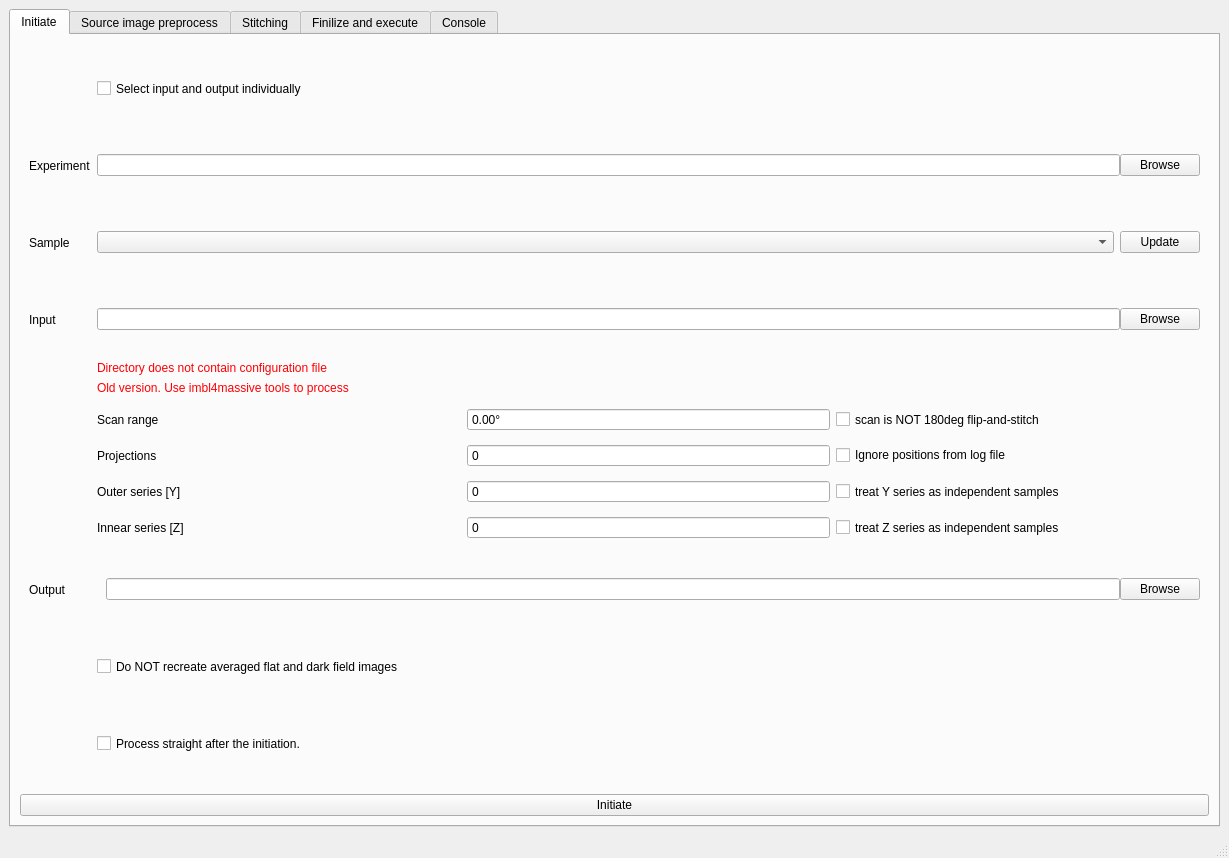
Qt form share/imbl-ui.ui (AustralianSynchrotron/imblproc) before a commit.
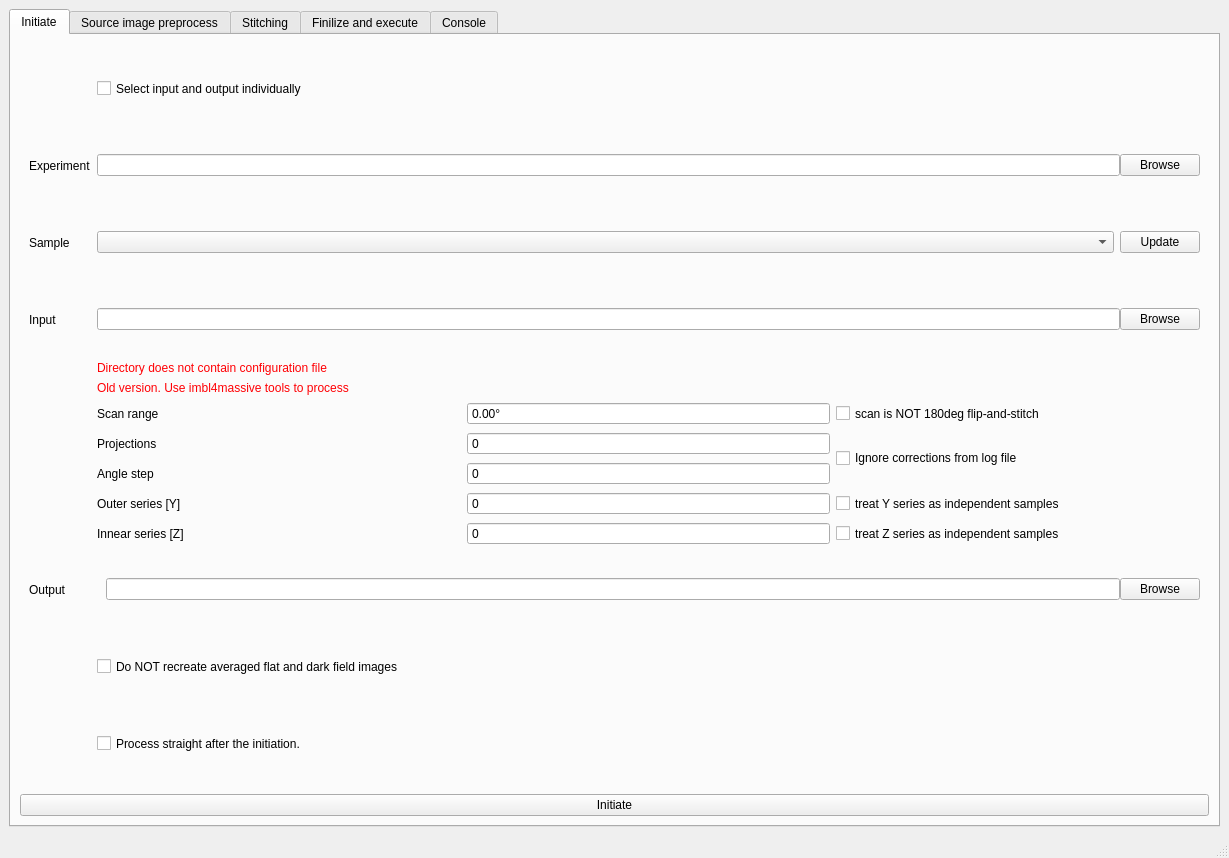
The same form after that commit. Icons and pictures are not drawn.

```diff
--- a/share/imbl-ui.ui
+++ b/share/imbl-ui.ui
@@ -145,27 +145,6 @@
            </item>
            <item row="6" column="1" rowspan="2">
             <layout class="QGridLayout" name="gridLayout_2" columnstretch="0,0,0">
-             <item row="3" column="0">
-              <widget class="QLabel" name="label_5">
-               <property name="text">
-                <string>Projections</string>
-               </property>
-              </widget>
-             </item>
-             <item row="5" column="0">
-              <widget class="QLabel" name="zlabel">
-               <property name="text">
-                <string>Innear series [Z]</string>
-               </property>
-              </widget>
-             </item>
-             <item row="4" column="0">
-              <widget class="QLabel" name="ylabel">
-               <property name="text">
-                <string>Outer series [Y]</string>
-               </property>
-              </widget>
-             </item>
              <item row="2" column="0">
               <widget class="QLabel" name="label_3">
                <property name="text">
@@ -173,20 +152,20 @@
                </property>
               </widget>
              </item>
-             <item row="4" column="2">
-              <widget class="QCheckBox" name="yIndependent">
-               <property name="sizePolicy">
-                <sizepolicy hsizetype="Minimum" vsizetype="Preferred">
-                 <horstretch>0</horstretch>
-                 <verstretch>0</verstretch>
-                </sizepolicy>
+             <item row="6" column="1">
+              <widget class="QSpinBox" name="zs">
+               <property name="readOnly">
+                <bool>true</bool>
                </property>
-               <property name="text">
-                <string>treat Y series as independent samples</string>
+               <property name="buttonSymbols">
+                <enum>QAbstractSpinBox::NoButtons</enum>
+               </property>
+               <property name="maximum">
+                <number>999</number>
                </property>
               </widget>
              </item>
-             <item row="5" column="2">
+             <item row="6" column="2">
               <widget class="QCheckBox" name="zIndependent">
                <property name="sizePolicy">
                 <sizepolicy hsizetype="Minimum" vsizetype="Preferred">
@@ -199,19 +178,6 @@
                </property>
               </widget>
              </item>
-             <item row="2" column="2">
-              <widget class="QCheckBox" name="notFnS">
-               <property name="sizePolicy">
-                <sizepolicy hsizetype="Minimum" vsizetype="Preferred">
-                 <horstretch>0</horstretch>
-                 <verstretch>0</verstretch>
-                </sizepolicy>
-               </property>
-               <property name="text">
-                <string>scan is NOT 180deg flip-and-stitch</string>
-               </property>
-              </widget>
-             </item>
              <item row="2" column="1">
               <widget class="QDoubleSpinBox" name="scanRange">
                <property name="readOnly">
@@ -228,6 +194,66 @@
                </property>
               </widget>
              </item>
+             <item row="5" column="0">
+              <widget class="QLabel" name="ylabel">
+               <property name="text">
+                <string>Outer series [Y]</string>
+               </property>
+              </widget>
+             </item>
+             <item row="5" column="2">
+              <widget class="QCheckBox" name="yIndependent">
+               <property name="sizePolicy">
+                <sizepolicy hsizetype="Minimum" vsizetype="Preferred">
+                 <horstretch>0</horstretch>
+                 <verstretch>0</verstretch>
+                </sizepolicy>
+               </property>
+               <property name="text">
+                <string>treat Y series as independent samples</string>
+               </property>
+              </widget>
+             </item>
+             <item row="2" column="2">
+              <widget class="QCheckBox" name="notFnS">
+               <property name="sizePolicy">
+                <sizepolicy hsizetype="Minimum" vsizetype="Preferred">
+                 <horstretch>0</horstretch>
+                 <verstretch>0</verstretch>
+                </sizepolicy>
+               </property>
+               <property name="text">
+                <string>scan is NOT 180deg flip-and-stitch</string>
+               </property>
+              </widget>
+             </item>
+             <item row="3" column="0">
+              <widget class="QLabel" name="label_5">
+               <property name="text">
+                <string>Projections</string>
+               </property>
+              </widget>
+             </item>
+             <item row="6" column="0">
+              <widget class="QLabel" name="zlabel">
+               <property name="text">
+                <string>Innear series [Z]</string>
+               </property>
+              </widget>
+             </item>
+             <item row="5" column="1">
+              <widget class="QSpinBox" name="ys">
+               <property name="readOnly">
+                <bool>true</bool>
+               </property>
+               <property name="buttonSymbols">
+                <enum>QAbstractSpinBox::NoButtons</enum>
+               </property>
+               <property name="maximum">
+                <number>999</number>
+               </property>
+              </widget>
+             </item>
              <item row="3" column="1">
               <widget class="QSpinBox" name="projections">
                <property name="readOnly">
@@ -241,21 +267,15 @@
                </property>
               </widget>
              </item>
-             <item row="5" column="1">
-              <widget class="QSpinBox" name="zs">
-               <property name="readOnly">
-                <bool>true</bool>
-               </property>
-               <property name="buttonSymbols">
-                <enum>QAbstractSpinBox::NoButtons</enum>
-               </property>
-               <property name="maximum">
-                <number>999</number>
+             <item row="4" column="0">
+              <widget class="QLabel" name="label_33">
+               <property name="text">
+                <string>Angle step</string>
                </property>
               </widget>
              </item>
              <item row="4" column="1">
-              <widget class="QSpinBox" name="ys">
+              <widget class="QSpinBox" name="step">
                <property name="readOnly">
                 <bool>true</bool>
                </property>
@@ -263,14 +283,14 @@
                 <enum>QAbstractSpinBox::NoButtons</enum>
                </property>
                <property name="maximum">
-                <number>999</number>
+                <number>999999999</number>
                </property>
               </widget>
              </item>
-             <item row="3" column="2">
+             <item row="3" column="2" rowspan="2">
               <widget class="QCheckBox" name="ignoreLog">
                <property name="text">
-                <string>Ignore positions from log file</string>
+                <string>Ignore corrections from log file</string>
                </property>
               </widget>
              </item>
```
